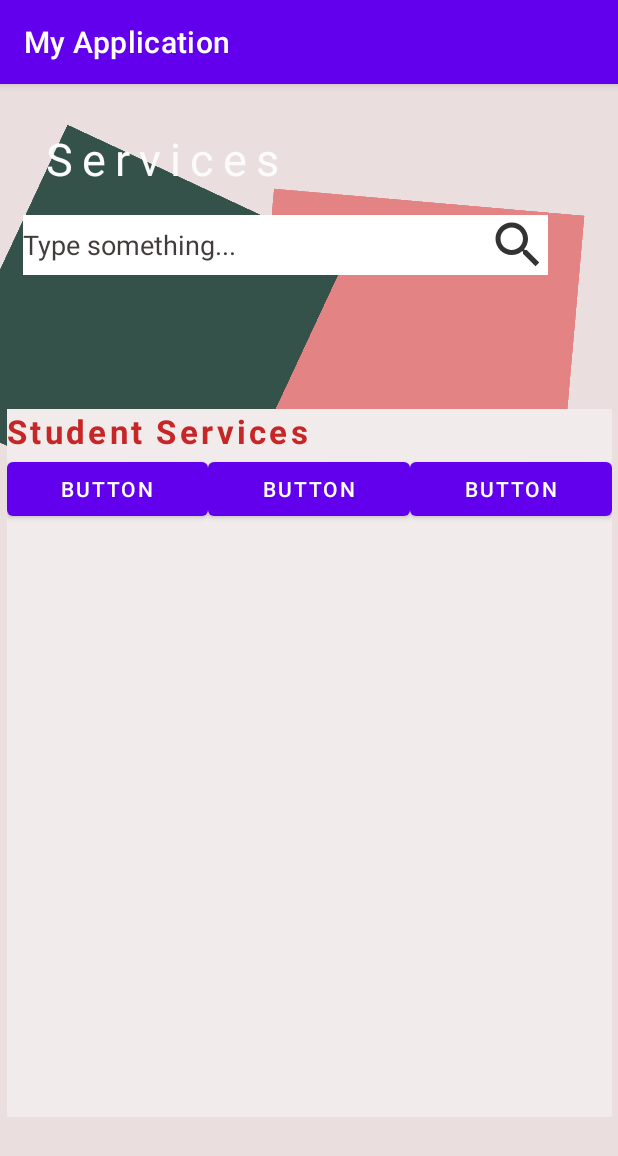
After one commit to EWB-uOttawa/EWBCampusExplorer, an Android app: the services_page screen opened directly, with no data from a screen before it, on a phone screen of 412 x 824 dp. The commit adds this screen. Shown: the top 1156 px of the screen. Run offline under Robolectric (Android 15) with nearby library versions, the phone set to English and light mode, and no system bars.

Commit message:
worked on the services page

```diff
--- a/app/src/main/AndroidManifest.xml
+++ b/app/src/main/AndroidManifest.xml
@@ -9,6 +9,15 @@
         android:roundIcon="@mipmap/ic_launcher_round"
         android:supportsRtl="true"
         android:theme="@style/Theme.MyApplication">
+        <activity
+            android:name=".services_page"
+            android:exported="true">
+            <intent-filter>
+                <action android:name="android.intent.action.MAIN" />
+
+                <category android:name="android.intent.category.LAUNCHER" />
+            </intent-filter>
+        </activity>
         <activity
             android:name=".PickDestination"
             android:exported="true" />
--- /dev/null
+++ b/app/src/main/java/com/example/myapplication/services_page.java
@@ -0,0 +1,14 @@
+package com.example.myapplication;
+
+import androidx.appcompat.app.AppCompatActivity;
+
+import android.os.Bundle;
+
+public class services_page extends AppCompatActivity {
+
+    @Override
+    protected void onCreate(Bundle savedInstanceState) {
+        super.onCreate(savedInstanceState);
+        setContentView(R.layout.activity_services_page);
+    }
+}
--- a/app/src/main/res/drawable/box2.xml
+++ b/app/src/main/res/drawable/box2.xml
@@ -2,9 +2,12 @@
 <selector xmlns:android="http://schemas.android.com/apk/res/android">
     <item>
         <shape android:shape="rectangle">
-            <solid android:color="#ae847e"/>
+            <solid android:color="#E48383"/>
 
         </shape>
 
     </item>
+
+
+
 </selector>
--- /dev/null
+++ b/app/src/main/res/layout/activity_services_page.xml
@@ -0,0 +1,131 @@
+<?xml version="1.0" encoding="utf-8"?>
+<androidx.constraintlayout.widget.ConstraintLayout xmlns:android="http://schemas.android.com/apk/res/android"
+    xmlns:app="http://schemas.android.com/apk/res-auto"
+    xmlns:tools="http://schemas.android.com/tools"
+    android:layout_width="match_parent"
+    android:layout_height="match_parent"
+    android:background="#EADEDE"
+    tools:context=".services_page">
+
+    <View
+        android:id="@+id/view3"
+        android:layout_width="179dp"
+        android:layout_height="208dp"
+        android:layout_marginEnd="44dp"
+        android:layout_marginBottom="496dp"
+        android:background="@drawable/box2"
+        android:rotation="-85"
+        app:layout_constraintBottom_toBottomOf="parent"
+        app:layout_constraintEnd_toEndOf="parent" />
+
+    <View
+        android:id="@+id/view2"
+        android:layout_width="206dp"
+        android:layout_height="211dp"
+        android:layout_marginEnd="216dp"
+        android:layout_marginBottom="496dp"
+        android:background="@drawable/box"
+        android:rotation="25"
+        app:layout_constraintBottom_toBottomOf="parent"
+        app:layout_constraintEnd_toEndOf="parent" />
+
+    <EditText
+        android:id="@+id/search_bar_plainText"
+        android:layout_width="350dp"
+        android:layout_height="wrap_content"
+        android:background="@color/white"
+        android:drawableRight="@drawable/ic_black_search"
+        android:ems="10"
+        android:hint="Type something..."
+        android:inputType="textPersonName"
+        android:textColorHint="#433C3C"
+        app:layout_constraintBottom_toBottomOf="parent"
+        app:layout_constraintEnd_toEndOf="parent"
+        app:layout_constraintHorizontal_bias="0.25"
+        app:layout_constraintStart_toStartOf="parent"
+        app:layout_constraintTop_toTopOf="parent"
+        app:layout_constraintVertical_bias="0.120000005" />
+
+    <TextView
+        android:id="@+id/textView3"
+        android:layout_width="wrap_content"
+        android:layout_height="wrap_content"
+        android:layout_marginBottom="4dp"
+        android:letterSpacing="0.2"
+        android:text="Services"
+        android:textColor="#FBFBFB"
+        android:textSize="30sp"
+        app:layout_constraintBottom_toTopOf="@+id/search_bar_plainText"
+        app:layout_constraintEnd_toEndOf="parent"
+        app:layout_constraintHorizontal_bias="0.121"
+        app:layout_constraintStart_toStartOf="parent"
+        app:layout_constraintTop_toTopOf="parent"
+        app:layout_constraintVertical_bias="0.695" />
+
+    <ScrollView
+        android:layout_width="403dp"
+        android:layout_height="472dp"
+        android:layout_marginStart="1dp"
+        android:layout_marginTop="1dp"
+        android:layout_marginEnd="1dp"
+        android:layout_marginBottom="1dp"
+        android:background="#F1EBEB"
+        app:layout_constraintBottom_toBottomOf="parent"
+        app:layout_constraintEnd_toEndOf="parent"
+        app:layout_constraintStart_toStartOf="parent"
+        app:layout_constraintTop_toBottomOf="@+id/search_bar_plainText"
+        app:layout_constraintVertical_bias="0.53">
+
+        <LinearLayout
+            android:layout_width="match_parent"
+            android:layout_height="wrap_content"
+            android:orientation="vertical">
+
+            <LinearLayout
+                android:layout_width="match_parent"
+                android:layout_height="match_parent"
+                android:orientation="horizontal">
+
+                <TextView
+                    android:id="@+id/textView4"
+                    android:layout_width="wrap_content"
+                    android:layout_height="wrap_content"
+                    android:layout_weight="1"
+                    android:letterSpacing="0.1"
+                    android:text="Student Services"
+                    android:textColor="#C62626"
+                    android:textSize="22sp"
+                    android:textStyle="bold" />
+            </LinearLayout>
+
+            <LinearLayout
+                android:layout_width="match_parent"
+                android:layout_height="match_parent"
+                android:orientation="horizontal">
+
+                <Button
+                    android:id="@+id/button"
+                    android:layout_width="wrap_content"
+                    android:layout_height="wrap_content"
+                    android:layout_weight="1"
+                    android:text="Button" />
+
+                <Button
+                    android:id="@+id/button2"
+                    android:layout_width="wrap_content"
+                    android:layout_height="wrap_content"
+                    android:layout_weight="1"
+                    android:text="Button" />
+
+                <Button
+                    android:id="@+id/button8"
+                    android:layout_width="wrap_content"
+                    android:layout_height="wrap_content"
+                    android:layout_weight="1"
+                    android:text="Button" />
+            </LinearLayout>
+        </LinearLayout>
+    </ScrollView>
+
+
+</androidx.constraintlayout.widget.ConstraintLayout>
```
